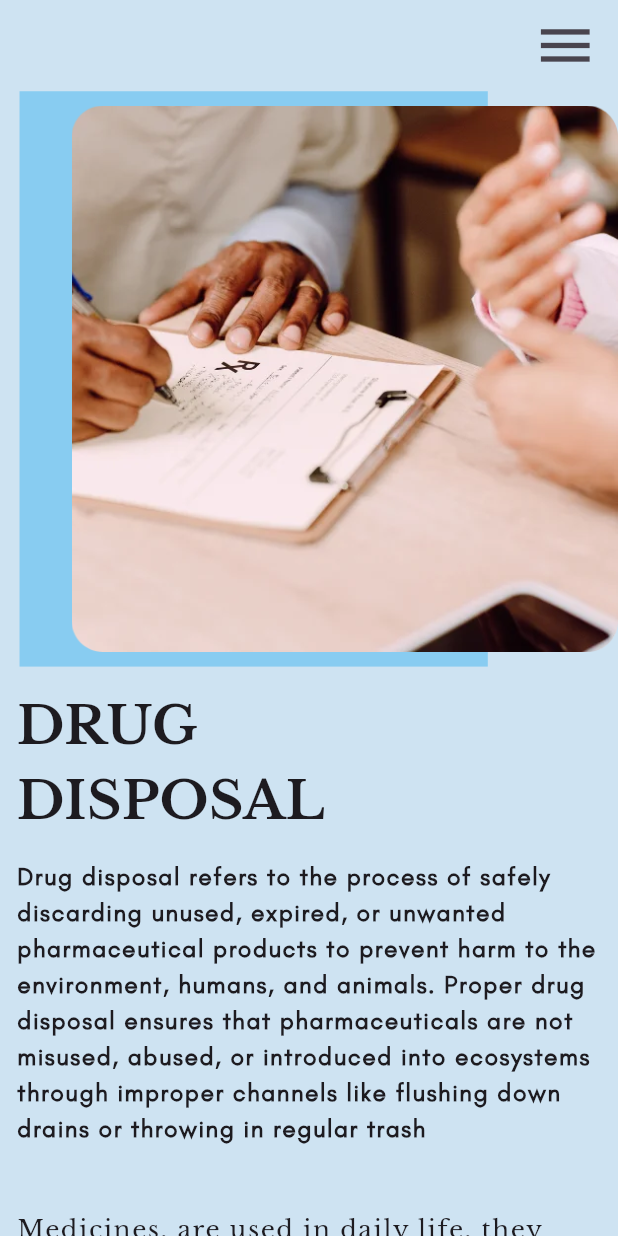
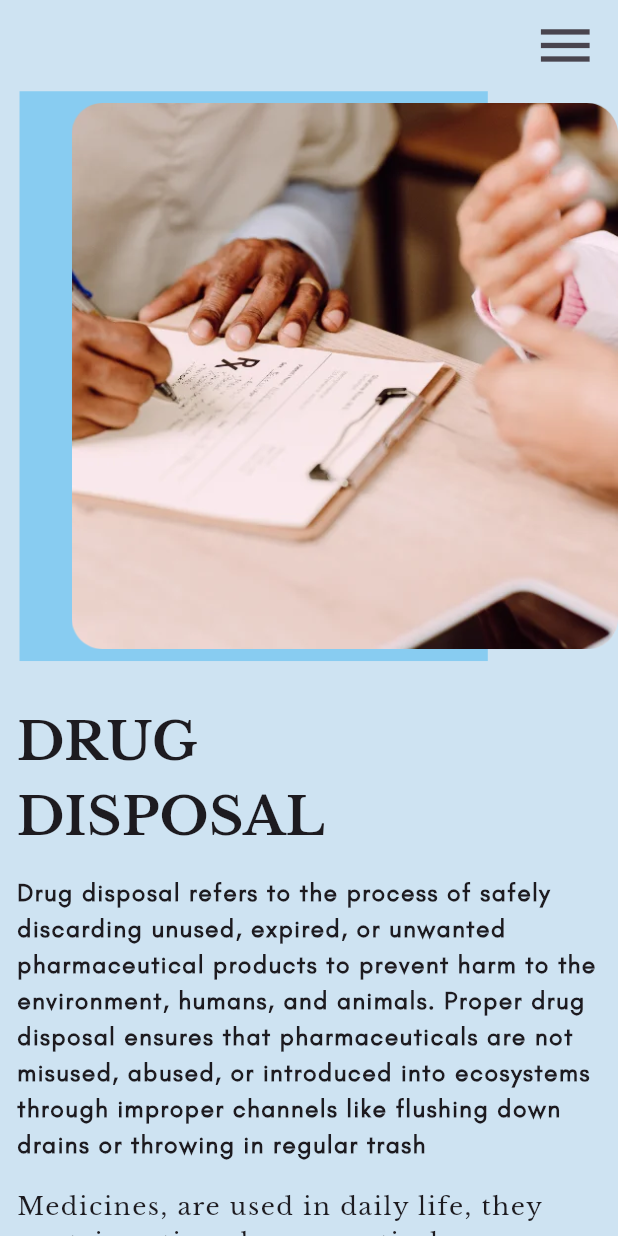
Before and after one commit to NikhilYadav04/PillBin, a Flutter app: the screen it shows after launch, after a tap on "Know More", on a phone screen of 412 x 824 dp. Run offline on Flutter 3.47's test engine with Material 3 defaults, Android fonts, the phone set to English and light mode, and no system bars; our stand-ins replace flick_video_player, video_player.

Commit message:
UI Changes

```diff
--- a/pillbin/lib/screens/page_1.dart
+++ b/pillbin/lib/screens/page_1.dart
@@ -17,8 +17,11 @@ class Page1 extends StatefulWidget {
   State<Page1> createState() => _Page1State();
 }
 
-class _Page1State extends State<Page1> {
+class _Page1State extends State<Page1> with SingleTickerProviderStateMixin {
   late FlickManager _flickManager;
+  late AnimationController _controller;
+  late Animation<double> _opacityAnimation;
+  late Animation<double> _positionAnimation;
 
   @override
   void initState() {
@@ -33,6 +36,21 @@ class _Page1State extends State<Page1> {
 
     // Add listener to pause the video when the page is not visible
     widget.pageNotifier.addListener(_handlePageChange);
+
+    _controller = AnimationController(
+      duration: const Duration(seconds: 2),
+      vsync: this,
+    );
+
+    _opacityAnimation = Tween<double>(begin: 0, end: 1).animate(
+      CurvedAnimation(parent: _controller, curve: Curves.easeIn),
+    );
+
+    _positionAnimation = Tween<double>(begin: -50, end: 0).animate(
+      CurvedAnimation(parent: _controller, curve: Curves.easeOut),
+    );
+
+    _controller.forward();
   }
 
   @override
@@ -87,19 +105,26 @@ class _Page1State extends State<Page1> {
         ),
 
         //* Card
-        FractionallySizedBox(
+        AnimatedBuilder(
+          animation: _controller,
+          builder: (context, child) {
+            return Transform.translate(
+              offset: Offset(0, _positionAnimation.value),
+              child: Opacity(
+                  opacity: _opacityAnimation.value,
+                  child: FractionallySizedBox(
                     alignment: Alignment.bottomCenter,
                     heightFactor: 0.70,
                     widthFactor: 0.9,
                     child: Container(
-            margin:
-                EdgeInsets.only(bottom: 7 * SizeConfig.heightMultiplier),
+                      margin: EdgeInsets.only(
+                          bottom: 7 * SizeConfig.heightMultiplier),
                       height: 54.77 * SizeConfig.heightMultiplier,
                       width: 17.85 * SizeConfig.widthMultiplier,
                       decoration: BoxDecoration(
                         color: Colors.lightBlueAccent,
-              borderRadius:
-                  BorderRadius.circular(1.5 * SizeConfig.heightMultiplier),
+                        borderRadius: BorderRadius.circular(
+                            1.5 * SizeConfig.heightMultiplier),
                       ),
                       child: Padding(
                         padding: EdgeInsets.symmetric(
@@ -107,7 +132,9 @@ class _Page1State extends State<Page1> {
                         child: Column(
                           crossAxisAlignment: CrossAxisAlignment.start,
                           children: [
-                  SizedBox(height: 5*SizeConfig.heightMultiplier,),
+                            SizedBox(
+                              height: 5 * SizeConfig.heightMultiplier,
+                            ),
                             Text(
                               maxLines: 2,
                               "SAFE\nDISPOSAL,",
@@ -132,7 +159,10 @@ class _Page1State extends State<Page1> {
                         ),
                       ),
                     ),
-        )
+                  )),
+            );
+          },
+        ),
       ],
     );
   }
--- a/pillbin/lib/screens/page_2.dart
+++ b/pillbin/lib/screens/page_2.dart
@@ -5,7 +5,11 @@ import 'package:pillbin/styling/sizeconfig/sizeconfig.dart';
 import 'package:pillbin/styling/strings/strings.dart';
 
 class Page2 extends StatefulWidget {
-  Page2({super.key,required this.ontap, required this.pageIndex, required this.pageNotifier});
+  Page2(
+      {super.key,
+      required this.ontap,
+      required this.pageIndex,
+      required this.pageNotifier});
   final void Function() ontap;
   final int pageIndex;
   final ValueNotifier<int> pageNotifier;
@@ -14,8 +18,7 @@ class Page2 extends StatefulWidget {
   State<Page2> createState() => _Page2State();
 }
 
-class _Page2State extends State<Page2> with SingleTickerProviderStateMixin{
-
+class _Page2State extends State<Page2> with SingleTickerProviderStateMixin {
   @override
   void initState() {
     // TODO: implement initState
@@ -23,6 +26,7 @@ class _Page2State extends State<Page2> with SingleTickerProviderStateMixin{
     print("height is ${SizeConfig.heightMultiplier}");
     print("width is ${SizeConfig.widthMultiplier}");
   }
+
   @override
   Widget build(BuildContext context) {
     double screenWidth = MediaQuery.of(context).size.width;
@@ -32,16 +36,18 @@ class _Page2State extends State<Page2> with SingleTickerProviderStateMixin{
     return SingleChildScrollView(
       child: Column(children: [
         SizedBox(
-          height: 89.536*SizeConfig.heightMultiplier,
+          height:48.536 * SizeConfig.heightMultiplier,
           child: Stack(
             fit: StackFit.expand,
             children: [
               //* Blue Card
               FractionallySizedBox(
-                heightFactor: 0.52,
+                heightFactor: 0.95,
                 alignment: Alignment.topLeft,
                 child: Padding(
-                  padding: EdgeInsets.only(left: 1.580*SizeConfig.heightMultiplier, right: 10.534*SizeConfig.heightMultiplier),
+                  padding: EdgeInsets.only(
+                      left: 1.580 * SizeConfig.heightMultiplier,
+                      right: 10.534 * SizeConfig.heightMultiplier),
                   child: Container(
                     decoration: BoxDecoration(color: Colours.Light_Blue),
                   ),
@@ -50,22 +56,26 @@ class _Page2State extends State<Page2> with SingleTickerProviderStateMixin{
 
               //*Photo
               FractionallySizedBox(
-                heightFactor: 1.48,
+                heightFactor: 1.05,
                 alignment: Alignment.bottomLeft,
                 child: Padding(
-                    padding: EdgeInsets.only(left: 5.793*SizeConfig.heightMultiplier),
+                    padding: EdgeInsets.only(
+                        left: 5.793 * SizeConfig.heightMultiplier),
                     child: Image.asset(
                       Images.Image_2,
-                      scale: 0.356*SizeConfig.widthMultiplier,
+                      scale: 0.356 * SizeConfig.widthMultiplier,
                     )),
               ),
-
-              //*Text
-              FractionallySizedBox(
-                heightFactor: 0.46,
-                alignment: Alignment.bottomLeft,
-                child: Padding(
-                  padding: EdgeInsets.symmetric(horizontal: 2.678*SizeConfig.widthMultiplier),
+            ],
+          ),
+        ),
+        SizedBox(
+          height: 0,
+        ),
+         SizedBox(height: 1.053*SizeConfig.heightMultiplier,),
+        Padding(
+          padding: EdgeInsets.symmetric(
+              horizontal: 2.678 * SizeConfig.widthMultiplier),
           child: Column(
             crossAxisAlignment: CrossAxisAlignment.start,
             children: [
@@ -74,10 +84,10 @@ class _Page2State extends State<Page2> with SingleTickerProviderStateMixin{
                 style: TextStyle(
                     fontFamily: "Libre_Bold",
                     fontWeight: FontWeight.bold,
-                            fontSize: 4.213*SizeConfig.heightMultiplier),
+                    fontSize: 4.213 * SizeConfig.heightMultiplier),
               ),
               SizedBox(
-                        height: 1.580*SizeConfig.heightMultiplier,
+                height: 1.580 * SizeConfig.heightMultiplier,
               ),
               Text(
                 Strings.Drug_1,
@@ -85,31 +95,27 @@ class _Page2State extends State<Page2> with SingleTickerProviderStateMixin{
                     letterSpacing: 1,
                     fontFamily: "Glacial_Regular",
                     fontWeight: FontWeight.w600,
-                            fontSize: 2.001*SizeConfig.heightMultiplier),
+                    fontSize: 2.001 * SizeConfig.heightMultiplier),
               ),
             ],
           ),
         ),
-              )
-            ],
-          ),
-        ),
-        SizedBox(
-          height: 0,
-        ),
+        SizedBox(height: 1.053*SizeConfig.heightMultiplier,),
         Padding(
-          padding: EdgeInsets.symmetric(horizontal: 2.678*SizeConfig.widthMultiplier, vertical: 1.053*SizeConfig.heightMultiplier),
+          padding: EdgeInsets.symmetric(
+              horizontal: 2.678 * SizeConfig.widthMultiplier,
+              vertical: 1.053 * SizeConfig.heightMultiplier),
           child: Text(
             Strings.Drug_2,
             style: TextStyle(
                 letterSpacing: 1,
                 fontFamily: "Libre_Regular",
                 fontWeight: FontWeight.w400,
-                fontSize:2.001*SizeConfig.heightMultiplier),
+                fontSize: 2.001 * SizeConfig.heightMultiplier),
           ),
         ),
         SizedBox(
-          height: 2.106*SizeConfig.heightMultiplier,
+          height: 2.106 * SizeConfig.heightMultiplier,
         ),
       ]),
     );
```
Lines whose indentation alone changed are shown as unchanged.
